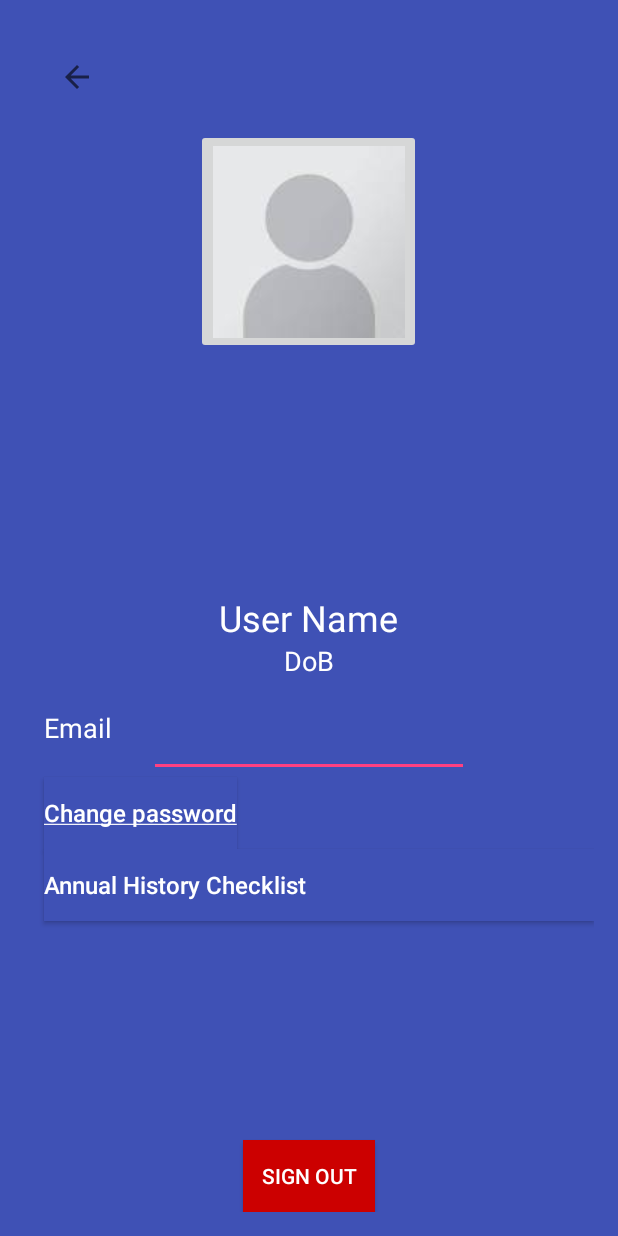
After one commit to Team11-MedAppJam/HealthCombinder, an Android app: the Profile screen opened directly, with no data from a screen before it, on a phone screen of 412 x 824 dp. The commit adds this screen. Run offline under Robolectric (Android 15) with nearby library versions, the phone set to English and light mode, and no system bars.

Commit message:
Profile
Created profile UI

```diff
--- a/app/src/main/AndroidManifest.xml
+++ b/app/src/main/AndroidManifest.xml
@@ -18,7 +18,12 @@
                 <category android:name="android.intent.category.LAUNCHER" />
             </intent-filter>
         </activity>
-        <activity android:name=".LoginActivity"></activity>
+        <activity android:name=".LoginActivity" />
+        <activity
+            android:name=".Profile"
+            android:theme="@style/AppTheme.NoActionBar"
+            >
+        </activity>
     </application>
 
 </manifest>
--- /dev/null
+++ b/app/src/main/java/team11/healthcombinder/Profile.java
@@ -0,0 +1,17 @@
+package team11.healthcombinder;
+
+import android.support.annotation.Nullable;
+import android.support.v7.app.AppCompatActivity;
+import android.os.Bundle;
+import android.support.v7.widget.Toolbar;
+import android.view.Window;
+
+public class Profile extends AppCompatActivity {
+
+    @Override
+    protected void onCreate(Bundle savedInstanceState) {
+        super.onCreate(savedInstanceState);
+        this.requestWindowFeature(Window.FEATURE_NO_TITLE);
+        setContentView(R.layout.activity_profile);
+    }
+}
--- /dev/null
+++ b/app/src/main/res/layout/activity_profile.xml
@@ -0,0 +1,121 @@
+<?xml version="1.0" encoding="utf-8"?>
+<RelativeLayout xmlns:android="http://schemas.android.com/apk/res/android"
+    xmlns:app="http://schemas.android.com/apk/res-auto"
+    xmlns:tools="http://schemas.android.com/tools"
+    android:id="@+id/activity_profile"
+    android:layout_width="match_parent"
+    android:layout_height="match_parent"
+    android:paddingBottom="@dimen/activity_vertical_margin"
+    android:paddingLeft="@dimen/activity_horizontal_margin"
+    android:paddingRight="@dimen/activity_horizontal_margin"
+    android:paddingTop="@dimen/activity_vertical_margin"
+    tools:context="team11.healthcombinder.Profile"
+    android:background="@color/colorPrimary">
+
+    <Button
+        android:text="@string/change_password"
+        android:layout_width="wrap_content"
+        android:layout_height="wrap_content"
+        android:layout_below="@+id/editText"
+        android:id="@+id/button3"
+        android:layout_alignStart="@+id/textView5"
+        android:background="@color/colorPrimary"
+        android:textColor="#ffffff"
+        android:textAlignment="viewStart"
+        android:textAllCaps="false"
+        android:textSize="16sp" />
+
+    <TextView
+        android:text="@string/email"
+        android:layout_width="wrap_content"
+        android:layout_height="wrap_content"
+        android:id="@+id/textView5"
+        android:layout_below="@+id/textView2"
+        android:layout_alignParentStart="true"
+        android:layout_marginStart="13dp"
+        android:layout_marginTop="20dp"
+        android:textSize="18sp"
+        android:textColor="#ffffff"
+        android:textAlignment="gravity"
+        android:gravity="start"
+        android:editable="false"
+        android:layout_toStartOf="@+id/editText" />
+
+    <TextView
+        android:text="DoB"
+        android:layout_width="wrap_content"
+        android:layout_height="wrap_content"
+        android:id="@+id/textView2"
+        android:textSize="18sp"
+        android:textColor="#ffffff"
+        android:textAlignment="gravity"
+        android:gravity="center"
+        android:layout_below="@+id/textView"
+        android:layout_centerHorizontal="true"
+        android:editable="false" />
+
+    <TextView
+        android:text="User Name"
+        android:layout_width="wrap_content"
+        android:layout_height="wrap_content"
+        android:id="@+id/textView"
+        android:textSize="24sp"
+        android:textColor="#ffffff"
+        android:textAlignment="gravity"
+        android:gravity="center"
+        android:layout_centerVertical="true"
+        android:layout_centerHorizontal="true"
+        android:editable="false" />
+
+    <EditText
+        android:layout_width="wrap_content"
+        android:layout_height="wrap_content"
+        android:inputType="textEmailAddress"
+        android:ems="10"
+        android:id="@+id/editText"
+        android:editable="true"
+        android:lines="@android:integer/config_mediumAnimTime"
+        android:layout_alignTop="@+id/textView5"
+        android:layout_centerHorizontal="true" />
+
+    <Button
+        android:text="@string/history_checklist"
+        android:layout_width="wrap_content"
+        android:layout_height="wrap_content"
+        android:id="@+id/button"
+        android:background="@color/colorPrimary"
+        android:textColor="#ffffff"
+        android:textAlignment="viewStart"
+        android:textAllCaps="false"
+        android:textSize="16sp"
+        android:layout_below="@+id/button3"
+        android:layout_alignStart="@+id/button3"
+        android:layout_alignParentEnd="true" />
+
+    <Button
+        android:text="@string/sign_out"
+        android:layout_width="wrap_content"
+        android:layout_height="wrap_content"
+        android:layout_alignParentBottom="true"
+        android:layout_centerHorizontal="true"
+        android:id="@+id/button4"
+        android:background="@android:color/holo_red_dark"
+        android:textColor="#ffffff" />
+
+    <ImageButton
+        app:srcCompat="?android:attr/homeAsUpIndicator"
+        android:id="@+id/imageButton2"
+        android:layout_alignParentTop="true"
+        android:layout_alignParentStart="true"
+        android:background="@color/colorPrimary"
+        android:layout_width="70dp"
+        android:layout_height="70dp" />
+
+    <ImageButton
+        app:srcCompat="@drawable/images"
+        android:id="@+id/imageButton"
+        android:layout_width="150dp"
+        android:layout_height="150dp"
+        android:layout_below="@+id/imageButton2"
+        android:layout_centerHorizontal="true" />
+</RelativeLayout>
--- a/app/src/main/res/values/strings.xml
+++ b/app/src/main/res/values/strings.xml
@@ -1,4 +1,10 @@
 <resources>
     <string name="app_name">Health Combinder</string>
     <string name="action_settings">Settings</string>
+    <string name="empty"></string>
+    <string name="profile">Profile</string>
+    <string name="change_password"><u>Change password</u></string>
+    <string name="sign_out">Sign Out</string>
+    <string name="history_checklist">Annual History Checklist</string>
+    <string name="email">Email</string>
 </resources>
--- a/app/src/main/res/values/styles.xml
+++ b/app/src/main/res/values/styles.xml
@@ -8,7 +8,7 @@
         <item name="colorAccent">@color/colorAccent</item>
     </style>
 
-    <style name="AppTheme.NoActionBar">
+    <style name="AppTheme.NoActionBar" parent="Theme.AppCompat.Light.NoActionBar">
         <item name="windowActionBar">false</item>
         <item name="windowNoTitle">true</item>
     </style>
```
Also changed, not shown: app/src/main/res/drawable/images.jpeg (added).
